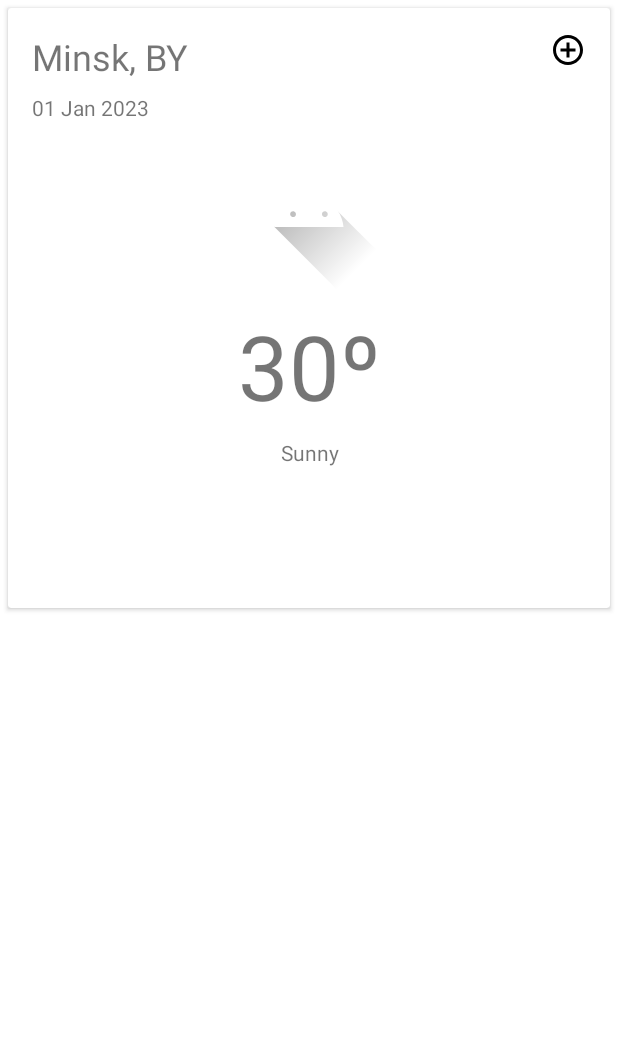
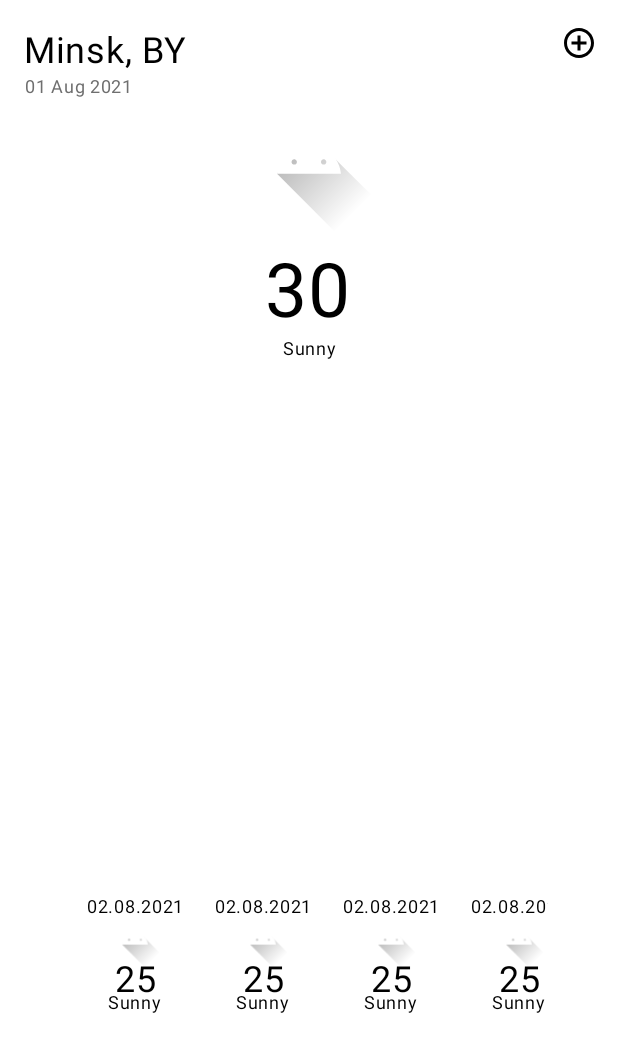
Before and after one commit to SviatoslavZenkevich/CityWeather, an Android app: the layout fragment_main.xml on its own in the app's theme, with its tools: preview values and no code run, on a phone screen of 412 x 824 dp. Shown: the top 1052 px of the screen. Run offline under Robolectric (Android 15) with nearby library versions, the phone set to English and light mode, and no system bars; network calls fail.

Commit message:
A lot of changes, but stop working

```diff
--- a/app/build.gradle
+++ b/app/build.gradle
@@ -40,7 +40,7 @@ dependencies {
     implementation 'androidx.core:core-ktx:1.7.0'
     implementation 'androidx.appcompat:appcompat:1.5.1'
     implementation 'com.android.volley:volley:1.2.1'
-    implementation 'com.android.squareup.picasso:picasso:2.71828'
+    implementation 'com.squareup.picasso:picasso:2.8'
     implementation 'androidx.fragment:fragment-ktx:1.5.5'
     implementation 'com.google.android.gms:play-services-location:21.0.1'
     implementation 'com.google.android.material:material:1.7.0'
--- a/app/src/main/res/layout/fragment_main.xml
+++ b/app/src/main/res/layout/fragment_main.xml
@@ -2,94 +2,114 @@
 <androidx.constraintlayout.widget.ConstraintLayout xmlns:android="http://schemas.android.com/apk/res/android"
     xmlns:app="http://schemas.android.com/apk/res-auto"
     xmlns:tools="http://schemas.android.com/tools"
-    android:id="@+id/frameLayout"
     android:layout_width="match_parent"
     android:layout_height="match_parent"
-    tools:context=".Fragments.MainFragment" >
-
-    <androidx.cardview.widget.CardView
-        android:id="@+id/cardView"
-        android:layout_width="match_parent"
-        android:layout_height="wrap_content"
-        android:layout_marginStart="5dp"
-        android:layout_marginTop="5dp"
-        android:layout_marginEnd="5dp"
-        app:layout_constraintEnd_toEndOf="parent"
-        app:layout_constraintStart_toStartOf="parent"
-        app:layout_constraintTop_toTopOf="parent">
-
-        <androidx.constraintlayout.widget.ConstraintLayout
-            android:layout_width="match_parent"
-            android:layout_height="400dp">
+    tools:context=".fragment.WeatherFragment">
 
     <TextView
         android:id="@+id/tvCity"
         android:layout_width="wrap_content"
         android:layout_height="wrap_content"
+        android:layout_alignParentStart="true"
+        android:layout_alignParentTop="true"
         android:layout_marginStart="16dp"
         android:layout_marginTop="16dp"
-                android:text="Minsk, BY"
+        android:letterSpacing="0.02"
+        android:lineSpacingExtra="4sp"
+        android:textColor="@color/black"
         android:textSize="24sp"
         app:layout_constraintStart_toStartOf="parent"
+        app:layout_constraintTop_toTopOf="parent"
+        tools:text="Minsk, BY" />
+
+    <ImageButton
+        android:id="@+id/ibCity"
+        android:layout_width="wrap_content"
+        android:layout_height="wrap_content"
+        android:layout_marginTop="16.83dp"
+        android:layout_marginEnd="14dp"
+        android:background="@color/white"
+        android:src="@drawable/ic_baseline_add_circle_outline_24"
+        app:layout_constraintEnd_toEndOf="parent"
         app:layout_constraintTop_toTopOf="parent" />
+
+    <androidx.constraintlayout.widget.ConstraintLayout
+        android:id="@+id/ctlCurrentWeather"
+        android:layout_width="match_parent"
+        android:layout_height="0dp"
+        app:layout_constraintBottom_toTopOf="@+id/rcvWeatherForecast"
+        app:layout_constraintTop_toBottomOf="@id/tvCity">
 
         <TextView
             android:id="@+id/tvDate"
             android:layout_width="wrap_content"
             android:layout_height="wrap_content"
-                android:layout_marginTop="8dp"
-                android:text="01 Jan 2023"
-                android:textSize="14sp"
-                app:layout_constraintStart_toStartOf="@+id/tvCity"
-                app:layout_constraintTop_toBottomOf="@+id/tvCity" />
+            android:layout_marginStart="16dp"
+            android:gravity="center_horizontal|center_vertical"
+            android:letterSpacing="0.04"
+            android:lineSpacingExtra="18sp"
+            android:textColor="#6F6F6F"
+            android:textSize="12sp"
+            app:layout_constraintStart_toStartOf="parent"
+            app:layout_constraintTop_toTopOf="parent"
+            tools:text="01 Aug 2021" />
 
         <ImageView
             android:id="@+id/imWeather"
-                android:layout_width="wrap_content"
-                android:layout_height="wrap_content"
-                android:layout_marginTop="54dp"
-                android:layout_marginBottom="27dp"
+            android:layout_width="100dp"
+            android:layout_height="100dp"
+            android:layout_marginTop="8dp"
             android:src="@drawable/ic_launcher_foreground"
-                app:layout_constraintBottom_toBottomOf="parent"
             app:layout_constraintEnd_toEndOf="parent"
             app:layout_constraintStart_toStartOf="parent"
-                app:layout_constraintTop_toTopOf="parent"
-                app:layout_constraintVertical_bias="0.134" />
+            app:layout_constraintTop_toTopOf="parent" />
 
         <TextView
             android:id="@+id/tvCurrentTemp"
             android:layout_width="wrap_content"
             android:layout_height="wrap_content"
+            android:layout_alignParentStart="true"
+            android:layout_alignParentTop="true"
             android:layout_marginTop="8dp"
-                android:text="30º"
-                android:textSize="60sp"
+            android:fontFeatureSettings="pnm, enum"
+            android:gravity="center_horizontal|center_vertical"
+            android:includeFontPadding="false"
+            android:letterSpacing="0.01"
+            android:lineSpacingExtra="-27sp"
+            android:textColor="@color/black"
+            android:textSize="50sp"
             app:layout_constraintEnd_toEndOf="@+id/imWeather"
+            app:layout_constraintHorizontal_bias="0.476"
             app:layout_constraintStart_toStartOf="@+id/imWeather"
-                app:layout_constraintTop_toBottomOf="@+id/imWeather" />
+            app:layout_constraintTop_toBottomOf="@+id/imWeather"
+            tools:text="30" />
 
         <TextView
             android:id="@+id/tvCondition"
             android:layout_width="wrap_content"
             android:layout_height="wrap_content"
-                android:layout_marginTop="8dp"
-                android:text="Sunny"
-                app:layout_constraintEnd_toEndOf="@+id/tvCurrentTemp"
-                app:layout_constraintStart_toStartOf="@+id/tvCurrentTemp"
-                app:layout_constraintTop_toBottomOf="@+id/tvCurrentTemp" />
-
-            <ImageButton
-                android:id="@+id/ibCity"
-                android:layout_width="wrap_content"
-                android:layout_height="wrap_content"
-                android:layout_marginTop="16dp"
-                android:layout_marginEnd="16dp"
-                android:background="@null"
-                android:backgroundTint="@color/white"
-                android:src="@drawable/ic_baseline_add_circle_outline_24"
             app:layout_constraintEnd_toEndOf="parent"
-                app:layout_constraintTop_toTopOf="parent" />
+            app:layout_constraintStart_toStartOf="parent"
+            app:layout_constraintTop_toBottomOf="@id/tvCurrentTemp"
+            android:letterSpacing="0.04"
+            android:textSize="12sp"
+            android:fontFeatureSettings="pnm, enum"
+            android:textColor="@color/black"
+            android:lineSpacingExtra="18sp"
+            tools:text="Sunny"/>
     </androidx.constraintlayout.widget.ConstraintLayout>
 
-    </androidx.cardview.widget.CardView>
+    <androidx.recyclerview.widget.RecyclerView
+        android:id="@+id/rcvWeatherForecast"
+        android:layout_width="318dp"
+        android:layout_height="wrap_content"
+        android:layout_marginBottom="129dp"
+        android:orientation="horizontal"
+        app:layoutManager="androidx.recyclerview.widget.LinearLayoutManager"
+        tools:itemCount="4"
+        app:layout_constraintBottom_toBottomOf="parent"
+        app:layout_constraintEnd_toEndOf="parent"
+        app:layout_constraintStart_toStartOf="parent"
+        tools:listitem="@layout/list_item"/>
 
 </androidx.constraintlayout.widget.ConstraintLayout>
--- a/app/src/main/res/layout/list_item.xml
+++ b/app/src/main/res/layout/list_item.xml
@@ -1,55 +1,68 @@
 <?xml version="1.0" encoding="utf-8"?>
-<androidx.cardview.widget.CardView xmlns:android="http://schemas.android.com/apk/res/android"
+<androidx.constraintlayout.widget.ConstraintLayout xmlns:android="http://schemas.android.com/apk/res/android"
     xmlns:app="http://schemas.android.com/apk/res-auto"
     xmlns:tools="http://schemas.android.com/tools"
-    android:layout_width="match_parent"
-    android:layout_height="match_parent"
-    android:layout_marginLeft="5dp"
-    android:layout_marginRight="5dp">
-
-    <androidx.constraintlayout.widget.ConstraintLayout
-        android:layout_width="wrap_content"
-        android:layout_height="235dp">
+    android:layout_width="65dp"
+    android:layout_height="96.91dp"
+    android:layout_margin="10dp">
 
     <TextView
-            android:id="@+id/textView"
+        android:id="@+id/txtCurDate"
+        android:layout_width="match_parent"
+        android:layout_height="32dp"
+        android:fontFeatureSettings="pnm, enum"
+        android:gravity="center_horizontal|center_vertical"
+        android:letterSpacing="0.04"
+        android:lineSpacingExtra="18sp"
+        android:textColor="@color/black"
+        android:textSize="12sp"
+        app:layout_constraintEnd_toEndOf="parent"
+        app:layout_constraintStart_toStartOf="parent"
+        app:layout_constraintTop_toTopOf="parent"
+        tools:text="02.08.2021" />
+
+    <ImageView
+        android:id="@+id/imWeather"
+        android:layout_width="40dp"
+        android:layout_height="40dp"
+        android:layout_marginTop="18dp"
+        app:layout_constraintEnd_toEndOf="parent"
+        app:layout_constraintStart_toStartOf="parent"
+        app:layout_constraintTop_toTopOf="parent"
+        tools:src="@drawable/ic_launcher_foreground" />
+
+    <TextView
+        android:id="@+id/tvCurrentTemp"
         android:layout_width="wrap_content"
         android:layout_height="wrap_content"
-            android:layout_marginStart="16dp"
-            android:layout_marginTop="16dp"
-            android:text="02.01.2023"
+        android:layout_marginTop="29dp"
+        android:fontFeatureSettings="pnm, enum"
+        android:gravity="center_horizontal|center_vertical"
+        android:letterSpacing="0.02"
+        android:lineSpacingExtra="4sp"
+        android:textColor="@color/black"
+        android:textSize="24sp"
+        app:layout_constraintEnd_toEndOf="parent"
         app:layout_constraintStart_toStartOf="parent"
-            app:layout_constraintTop_toTopOf="parent" />
-
-        <ImageView
-            android:id="@+id/im"
-            android:layout_width="60dp"
-            android:layout_height="60dp"
-            android:layout_marginTop="8dp"
-            app:layout_constraintEnd_toEndOf="@+id/textView"
-            app:layout_constraintStart_toStartOf="@+id/textView"
-            app:layout_constraintTop_toBottomOf="@+id/textView"
-            app:srcCompat="@drawable/ic_launcher_foreground" />
+        app:layout_constraintTop_toTopOf="@id/imWeather"
+        tools:text="25" />
 
     <TextView
-            android:id="@+id/textView2"
+        android:id="@+id/txtWeatherSum"
         android:layout_width="wrap_content"
-            android:layout_height="wrap_content"
-            android:layout_marginTop="4dp"
-            android:text="25º"
-            android:textSize="34sp"
-            app:layout_constraintEnd_toEndOf="@+id/im"
-            app:layout_constraintStart_toStartOf="@+id/im"
-            app:layout_constraintTop_toBottomOf="@+id/im" />
-
-        <TextView
-            android:id="@+id/textView3"
-            android:layout_width="wrap_content"
-            android:layout_height="wrap_content"
-            android:layout_marginTop="4dp"
-            android:text="Sunny"
-            app:layout_constraintEnd_toEndOf="@+id/textView2"
-            app:layout_constraintStart_toStartOf="@+id/textView2"
-            app:layout_constraintTop_toBottomOf="@+id/textView2" />
+        android:layout_height="0dp"
+        android:layout_marginTop="15dp"
+        android:fontFeatureSettings="pnm, enum"
+        android:gravity="center_horizontal|center_vertical"
+        android:letterSpacing="0.04"
+        android:lineSpacingExtra="18sp"
+        android:textColor="@color/black"
+        android:textSize="12sp"
+        app:layout_constraintBottom_toBottomOf="parent"
+        app:layout_constraintEnd_toEndOf="parent"
+        app:layout_constraintHorizontal_bias="0.482"
+        app:layout_constraintStart_toStartOf="parent"
+        app:layout_constraintTop_toTopOf="@+id/tvCurrentTemp"
+        app:layout_constraintVertical_bias="0.0"
+        tools:text="Sunny" />
 </androidx.constraintlayout.widget.ConstraintLayout>
-</androidx.cardview.widget.CardView>
```
Also changed, not shown: app/src/main/java/com/example/cityweather/Fragments/MainFragment.kt (+81 -4 lines). Lines whose indentation alone changed are shown as unchanged.
